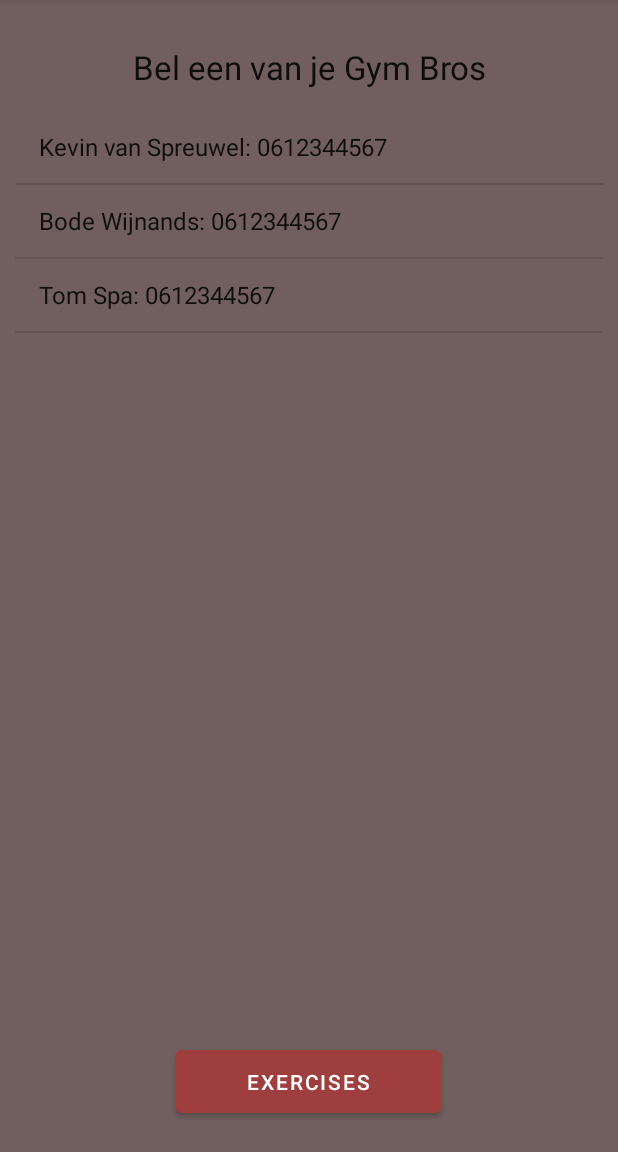
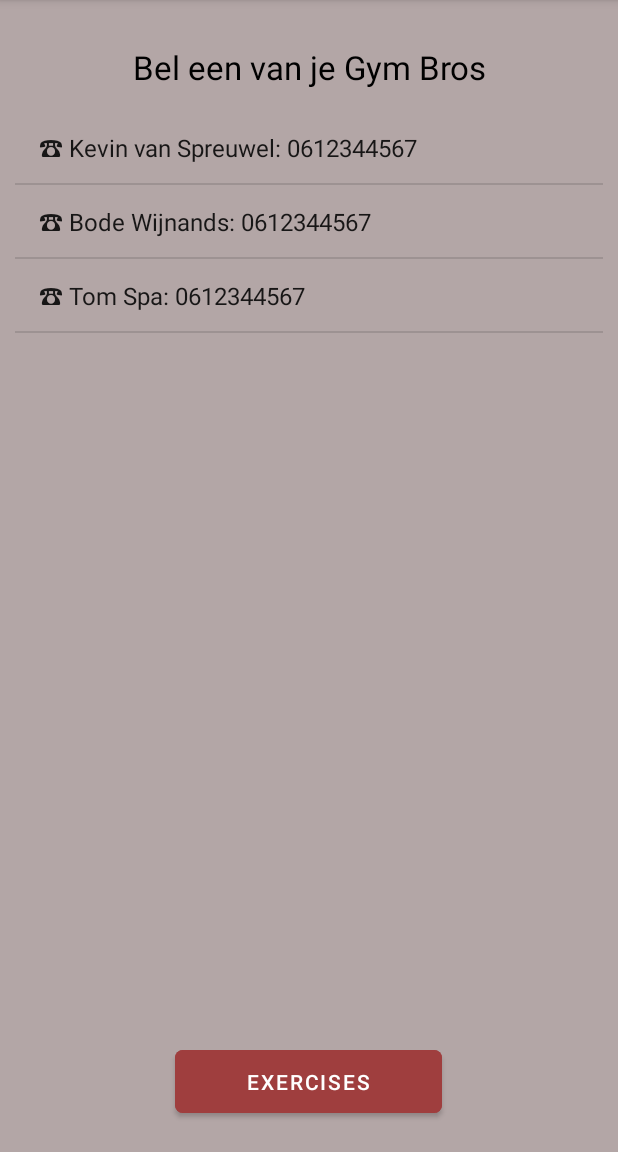
Before and after one commit to tomspa/RackTrack-Android, an Android app: the screen it shows after launch (MainActivity), on a phone screen of 412 x 824 dp, the part 84-1236 px from its top. Run offline under Robolectric (Android 15) with nearby library versions, the phone set to English and light mode, and no system bars.

Commit message:
Small changes

```diff
--- a/app/src/main/java/com/example/racktrack/Contact/Contact.java
+++ b/app/src/main/java/com/example/racktrack/Contact/Contact.java
@@ -37,6 +37,6 @@ public class Contact {
 
     @Override
     public String toString() {
-        return this.getFirstName() + " " + this.getLastName() + ": " + this.getPhoneNumber();
+        return "☎ " + this.getFirstName() + " " + this.getLastName() + ": " + this.getPhoneNumber();
     }
 }
--- a/app/src/main/res/layout/fragment_contact_list.xml
+++ b/app/src/main/res/layout/fragment_contact_list.xml
@@ -11,6 +11,7 @@
         android:layout_width="match_parent"
         android:layout_height="255dp"
         android:layout_marginTop="64dp"
+        android:background="#00FFFFFF"
         android:paddingLeft="10dp"
         android:paddingRight="10dp"
         app:layout_constraintEnd_toEndOf="parent"
@@ -25,6 +26,8 @@
         android:text="Bel een van je Gym Bros"
         android:textAlignment="center"
         android:textAppearance="@style/TextAppearance.AppCompat.Large"
+        android:textColor="#000000"
+        android:textColorHint="#FAFAFA"
         app:layout_constraintEnd_toEndOf="parent"
         app:layout_constraintStart_toStartOf="parent"
         app:layout_constraintTop_toTopOf="parent" />
--- a/app/src/main/res/values/colors.xml
+++ b/app/src/main/res/values/colors.xml
@@ -8,5 +8,5 @@
     <color name="black">#FF000000</color>
     <color name="white">#FFFFFFFF</color>
     <color name="main">#9F3E3E</color>
-    <color name="background">#FF715F5F</color>
+    <color name="background">#B3A6A6</color>
 </resources>
```
